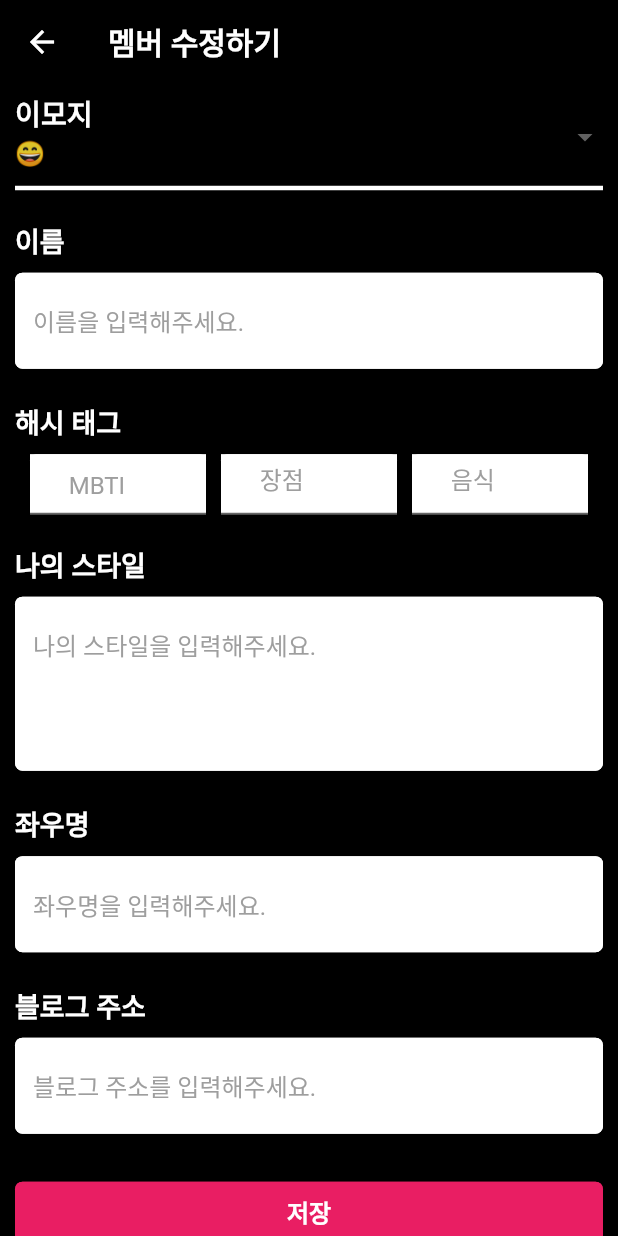
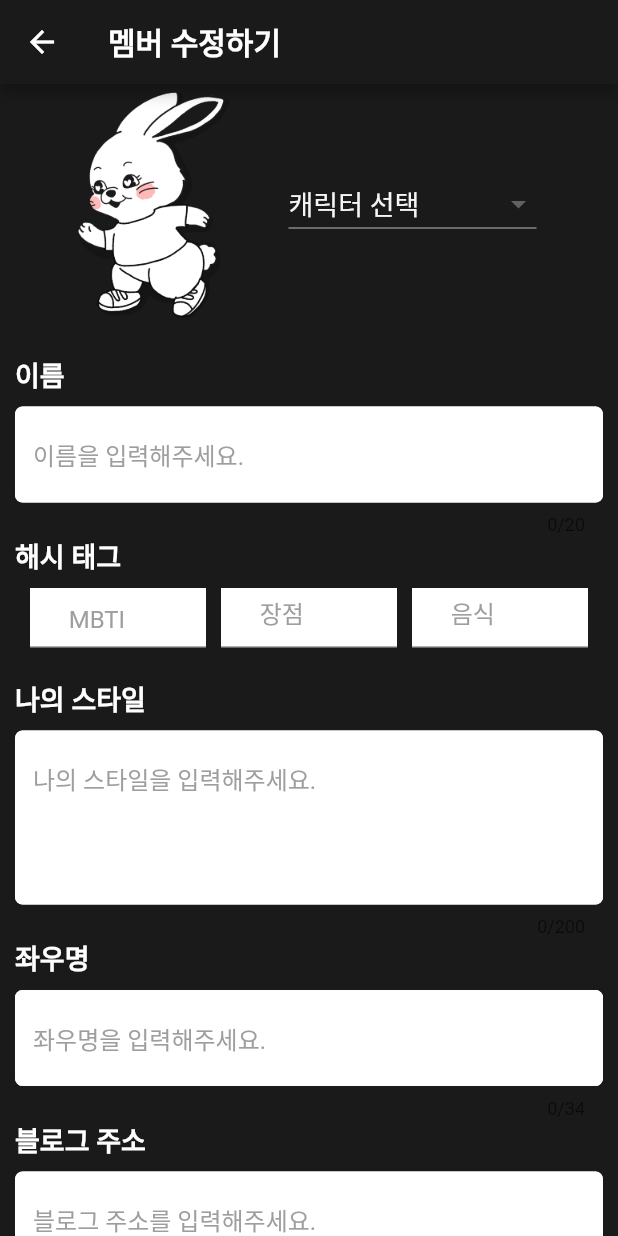
Before and after one commit to Haenaet/presenter-flutter, a Flutter app: the MemberCreatePage screen opened directly, on a phone screen of 412 x 824 dp. Run offline on Flutter 3.47's test engine with Material 2 defaults, Android fonts, the light colour scheme and no system bars; our stand-ins replace shared_preferences; accounts and stored records are empty; Roboto replaces fonts that are missing (Pretendard); project files that could hold a hidden picture were left out.

Commit message:
modified: #17 Widget layouts

```diff
--- a/lib/screens/member_create.dart
+++ b/lib/screens/member_create.dart
@@ -1,24 +1,57 @@
+import 'package:flutter/cupertino.dart';
 import 'package:flutter/material.dart';
+
+import 'package:provider/provider.dart';
+
+import 'package:presenter/configs/palette.dart';
+import 'package:presenter/models/member.dart';
+import 'package:presenter/providers/member_provider.dart';
+import 'package:presenter/screens/team_screen.dart';
+import 'package:presenter/widgets/devjeans_picker.dart';
 import 'package:presenter/widgets/member_create_widget.dart';
 
 class MemberCreatePage extends StatefulWidget {
-  const MemberCreatePage({super.key});
+  const MemberCreatePage({Key? key}) : super(key: key);
 
   @override
   State<MemberCreatePage> createState() => _MemberCreatePageState();
 }
 
 class _MemberCreatePageState extends State<MemberCreatePage> {
-  TextEditingController contentController = TextEditingController();
+  TextEditingController nameController = TextEditingController();
+  TextEditingController styleController = TextEditingController();
+  TextEditingController mottoController = TextEditingController();
+  TextEditingController blogController = TextEditingController();
+  TextEditingController mbtiController = TextEditingController();
+  TextEditingController strengthController = TextEditingController();
+  TextEditingController foodController = TextEditingController();
+
+  String defaultDevJeans = "캐릭터선택";
+
+  @override
+  void initState() {
+    super.initState();
+  }
+
+  @override
+  void dispose() {
+    nameController.dispose();
+    styleController.dispose();
+    mottoController.dispose();
+    blogController.dispose();
+    mbtiController.dispose();
+    strengthController.dispose();
+    foodController.dispose();
+    super.dispose();
+  }
 
   @override
   Widget build(BuildContext context) {
-
+    final memberProvider = Provider.of<MemberProvider>(context);
     return Scaffold(
-
-      backgroundColor: Colors.black,
+      backgroundColor: Palette.primaryColor,
       appBar: AppBar(
-        backgroundColor: Colors.black,
+        backgroundColor: Palette.primaryColor,
         title: const Visibility(
           // 멤버 데이터가 Null 인 경우 true / 멤버 데이터를 받으면 false
           // member == null
@@ -49,88 +82,106 @@
           ),
         ],
       ),
-      body: const SingleChildScrollView(
-        physics: ClampingScrollPhysics(),
+      body: SingleChildScrollView(
+        physics: const ClampingScrollPhysics(),
         child: Padding(
-          padding: EdgeInsets.fromLTRB(10, 0, 10, 50),
+          padding: const EdgeInsets.fromLTRB(10, 0, 10, 50),
           child: Column(
             crossAxisAlignment: CrossAxisAlignment.start,
             children: [
-              DropDownWidget(),
-              SizedBox(
-                height: 20,
+              DevJeansPicker(
+                onChanged: (value) {
+                  setState(() {
+                    defaultDevJeans = value;
+                  });
+                },
               ),
-              TitleLabel(
-                titleText: "이름",
+              const SizedBox(height: 20.0),
+              const TitleLabel(titleText: "이름"),
+              const SizedBox(height: 8.0),
+              CustomTextField(
+                controller: nameController,
+                hintText: "이름을 입력해주세요.",
+                maxLength: 20,
               ),
-              SizedBox(
-                height: 8,
-              ),
-              CustomTextField(
-                hintText: "이름을 입력해주세요.",
-                maxLength: 4,
-              ),
-              TitleLabel(
-                titleText: "해시 태그",
-              ),
-              SizedBox(
-                height: 8,
-              ),
+              const TitleLabel(titleText: "해시 태그"),
+              const SizedBox(height: 8.0),
               Row(
                 mainAxisAlignment: MainAxisAlignment.center,
                 children: [
                   HashTagContainer(
                     hintText: "MBTI",
+                    controller: mbtiController,
                   ),
-                  SizedBox(
-                    width: 10,
-                  ),
+                  const SizedBox(width: 10.0),
                   HashTagContainer(
+                    controller: strengthController,
                     hintText: "장점",
                   ),
-                  SizedBox(
-                    width: 10,
-                  ),
+                  const SizedBox(width: 10.0),
                   HashTagContainer(
+                    controller: foodController,
                     hintText: "음식",
                   ),
                 ],
               ),
-              SizedBox(
-                height: 20,
-              ),
-              TitleLabel(
-                titleText: "나의 스타일",
-              ),
-              SizedBox(
-                height: 8,
-              ),
+              const SizedBox(height: 20.0),
+              const TitleLabel(titleText: "나의 스타일"),
+              const SizedBox(height: 8.0),
               CustomTextField(
+                controller: styleController,
                 hintText: "나의 스타일을 입력해주세요.",
                 maxLength: 200,
                 maxLines: 4,
               ),
-              TitleLabel(
-                titleText: "좌우명",
-              ),
-              SizedBox(
-                height: 8,
-              ),
+              const TitleLabel(titleText: "좌우명"),
+              const SizedBox(height: 8.0),
               CustomTextField(
+                controller: mottoController,
                 hintText: "좌우명을 입력해주세요.",
               ),
-              TitleLabel(
-                titleText: "블로그 주소",
-              ),
-              SizedBox(
-                height: 8,
-              ),
+              const TitleLabel(titleText: "블로그 주소"),
+              const SizedBox(height: 8.0),
               CustomTextField(
+                controller: blogController,
                 hintText: "블로그 주소를 입력해주세요.",
               ),
-              SizedBox(height: 10),
+              const SizedBox(height: 10.0),
               Center(
-                child: SaveButton(),
+                child: CustomButton(
+                  label: "추가",
+                  color: Palette.spartaColor,
+                  textColor: Palette.onPrimaryColor,
+                  onPressed: () {
+                    final member = Member(
+                      name: nameController.text,
+                      hashtags: [
+                        mbtiController.text,
+                        strengthController.text,
+                        foodController.text
+                      ],
+                      introduction: styleController.text,
+                      motto: mottoController.text,
+                      blogAddress: blogController.text,
+                      characterImagePath:
+                          getImageUrl(defaultDevJeans), // 프로필 이미지 경로 추가 필요
+                    );
+                    memberProvider.addMember(member);
+                    ScaffoldMessenger.of(context).showSnackBar(
+                      const SnackBar(
+                        content: Text("멤버를 추가했어요!"),
+                      ),
+                    );
+
+                    Navigator.pushAndRemoveUntil(
+                      context,
+                      CupertinoPageRoute(
+                        builder: (_) => const TeamScreen(),
+                      ),
+                      (route) => false,
+                    );
+                  },
+                ),
               ),
             ],
           ),
@@ -138,4 +189,25 @@
       ),
     );
   }
+
+  String getImageUrl(String value) {
+    switch (value) {
+      case '빵찾아삼만리':
+        return 'assets/images/빵찾아삼만리.png';
+      case '커피는내친구':
+        return 'assets/images/커피는내친구.png';
+      case '내가만든쿠키':
+        return 'assets/images/내가만든쿠키.png';
+      case '나는포기하지않아':
+        return 'assets/images/나는포기하지않아.png';
+      case '콜라는제로레몬이최고야':
+        return 'assets/images/콜라는제로레몬이최고야.png';
+      case '초밥킬러':
+        return 'assets/images/초밥킬러.png';
+      case '캐릭터선택':
+        return 'assets/images/대표캐릭터.png';
+      default:
+        return 'assets/images/대표캐릭터.png';
+    }
+  }
 }
```
